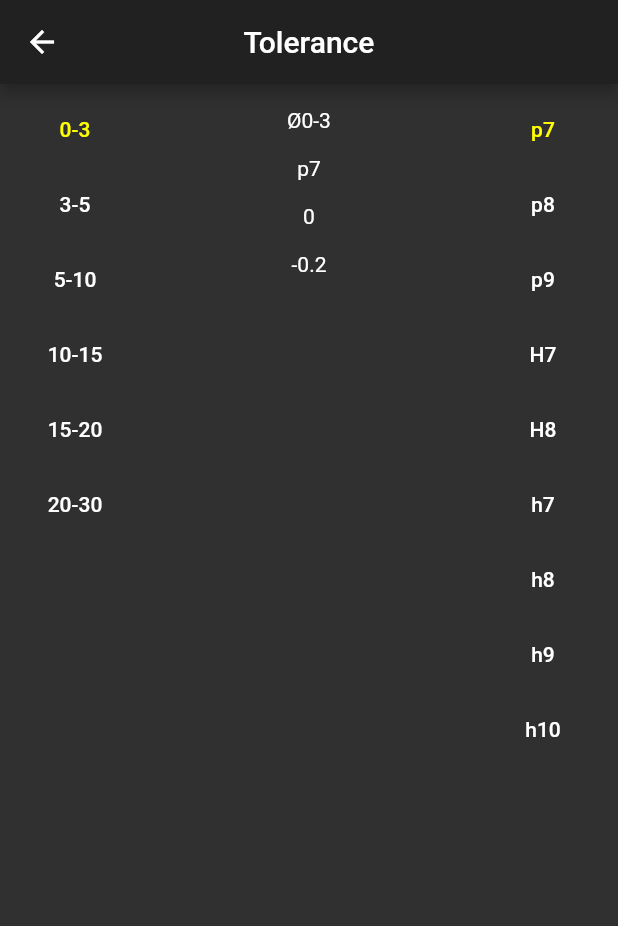
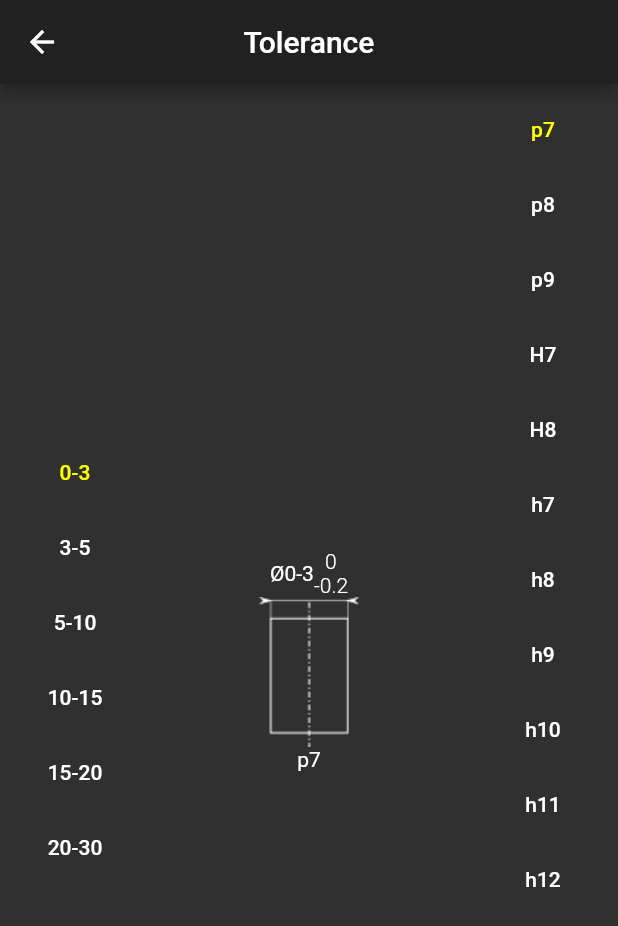
Before and after one commit to davidhorac3/strojar, a Flutter app: the TolerancesPage screen opened by its route, on a phone screen of 412 x 824 dp. Shown: the top 926 px of the screen. Run offline on Flutter 3.47's test engine with Material 2 defaults, Android fonts, the phone set to English and light mode, and no system bars.

Commit message:
Updated tolerancesPage

```diff
--- a/assets/data/tolerances.json
+++ b/assets/data/tolerances.json
@@ -28,22 +28,32 @@
     },
     {
       "label": "h7",
-      "hole": true,
+      "hole": false,
       "limits": [[-0.22, 0], [-0.225, -0.55], [-0.115, 0.55], [-0.1615, 0.55], [-0.115, 0.55], [-0.115, 0.55]]
     },
     {
       "label": "h8",
-      "hole": true,
+      "hole": false,
       "limits": [[-0.22, 0], [-0.225, -0.55], [-0.115, 0.55], [-0.1135, 0.55], [-0.115, 0.55], [-0.115, 0.55]]
     },
     {
       "label": "h9",
-      "hole": true,
+      "hole": false,
       "limits": [[-0.22, 0], [-0.225, -0.55], [-0.115, 0.55], [-0.1215, 0.55], [-0.115, 0.55], [-0.115, 0.55]]
     },
     {
       "label": "h10",
-      "hole": true,
+      "hole": false,
+      "limits": [[-0.22, 0], [-0.225, -0.55], [-0.115, 0.55], [-0.1115, 0.55], [-0.115, 0.55], [-0.115, 0.55]]
+    },
+    {
+      "label": "h11",
+      "hole": false,
+      "limits": [[-0.22, 0], [-0.225, -0.55], [-0.115, 0.55], [-0.1115, 0.55], [-0.115, 0.55], [-0.115, 0.55]]
+    },
+    {
+      "label": "h12",
+      "hole": false,
       "limits": [[-0.22, 0], [-0.225, -0.55], [-0.115, 0.55], [-0.1115, 0.55], [-0.115, 0.55], [-0.115, 0.55]]
     }
   ]
--- a/lib/pages/tolerances.dart
+++ b/lib/pages/tolerances.dart
@@ -33,45 +33,80 @@ class _TolerancesPageState extends State<TolerancesPage> {
 
           final parsed = snapshot.data;
           String size = parsed['ranges'][sizeIndex];
-          String type = parsed['data'][typeIndex]['label'];
+          bool hole = parsed['data'][typeIndex]['hole'];
 
           return Row(
             mainAxisAlignment: MainAxisAlignment.spaceBetween,
             children: <Widget>[
               Container(
                 width: 100,
-                child: ListView.builder(
-                    itemCount: parsed['ranges'].length,
+                child: SingleChildScrollView(
                   scrollDirection: Axis.vertical,
-                    padding: const EdgeInsets.all(5),
-                    itemBuilder: (BuildContext context, int index) {
-                      return Container(
+                  child: Column(
+                    children: parsed['ranges']
+                        .asMap()
+                        .map<dynamic, Widget>((index, range) {
+                          return MapEntry(
+                            index,
+                            Container(
                               height: 50,
                               child: FlatButton(
-                          textColor: sizeIndex == index ? Colors.yellowAccent : Colors.white,
+                                textColor: sizeIndex == index
+                                    ? Colors.yellowAccent
+                                    : Colors.white,
                                 onPressed: () {
                                   setState(() {
                                     sizeIndex = index;
                                   });
                                 },
-                          child: Text(parsed['ranges'][index]),
+                                child: Text(range),
+                              ),
                             ),
                           );
-                    }),
+                        })
+                        .values
+                        .toList(),
                   ),
+                ),
+              ),
+              Center(
+                child: Column(
+                  crossAxisAlignment: CrossAxisAlignment.center,
+                  mainAxisAlignment: MainAxisAlignment.center,
+                  children: <Widget>[
+                    Row(
+                      children: <Widget>[
+                        Text('Ø$size'),
                         Column(
                           children: <Widget>[
-                  Text(''),
-                  Text('Ø$size'),
-                  Text(''),
-                  Text('$type'),
-                  Text(''),
-                  Text(parsed['data'][typeIndex]['limits'][sizeIndex][1]
-                      .toString()),
-                  Text(''),
-                  Text(parsed['data'][typeIndex]['limits'][sizeIndex][0]
-                      .toString())
+                            Text(parsed['data'][typeIndex]['limits'][sizeIndex]
+                                          [1]
+                                      .toString(),
+                              style: TextStyle(
+                                fontWeight: FontWeight.w300,
+                              ),
+                            ),
+                            Text(
+                              parsed['data'][typeIndex]['limits'][sizeIndex][0]
+                                  .toString(),
+                              style: TextStyle(
+                                fontWeight: FontWeight.w300,
+                              ),
+                            )
                           ],
+                        ),
+                      ],
+                    ),
+                    Image.asset(
+                      hole
+                          ? 'assets/images/hole.png'
+                          : 'assets/images/shaft.png',
+                      height: 100,
+                      width: 100,
+                    ),
+                    Text(parsed['data'][typeIndex]['label']),
+                  ],
+                ),
               ),
               Container(
                 width: 100,
@@ -83,7 +118,9 @@ class _TolerancesPageState extends State<TolerancesPage> {
                       return Container(
                         height: 50,
                         child: FlatButton(
-                          textColor: typeIndex == index ? Colors.yellowAccent : Colors.white,
+                          textColor: typeIndex == index
+                              ? Colors.yellowAccent
+                              : Colors.white,
                           onPressed: () {
                             setState(() {
                               typeIndex = index;
--- a/pubspec.yaml
+++ b/pubspec.yaml
@@ -42,6 +42,8 @@ flutter:
   # To add assets to your application, add an assets section, like this:
   assets:
     - assets/data/tolerances.json
+    - assets/images/shaft.png
+    - assets/images/hole.png
 
   # An image asset can refer to one or more resolution-specific "variants", see
   # https://flutter.dev/assets-and-images/#resolution-aware.
```
Also changed, not shown: assets/images/hole.png (added), assets/images/shaft.png (added). Lines whose indentation alone changed are shown as unchanged.
